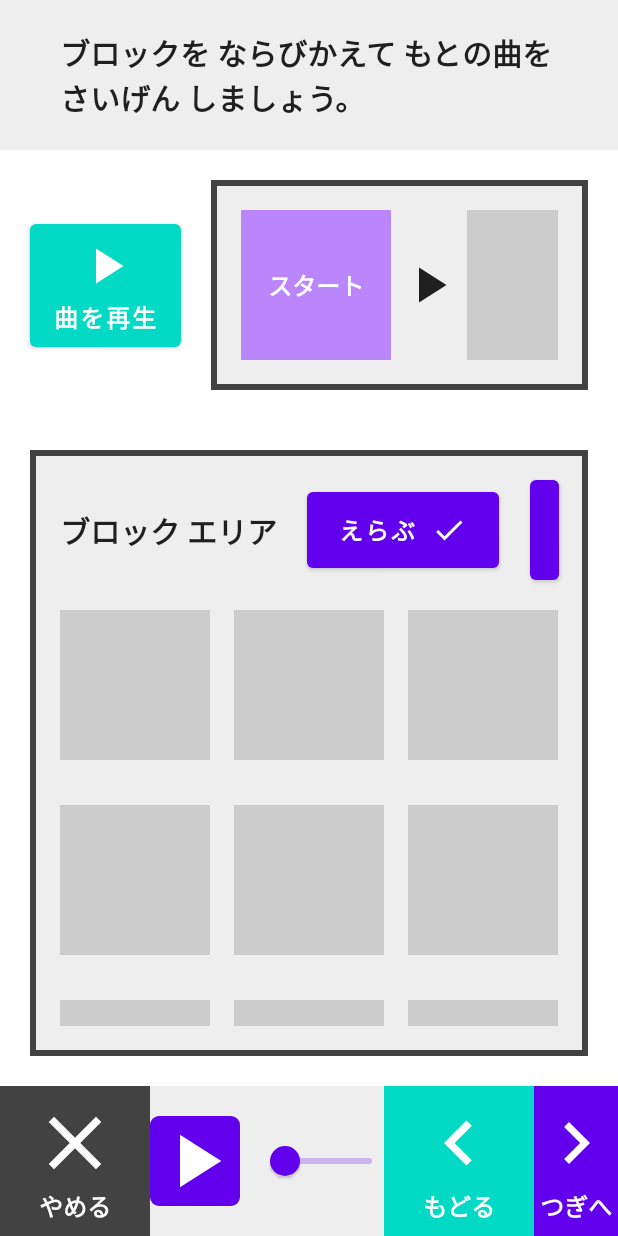
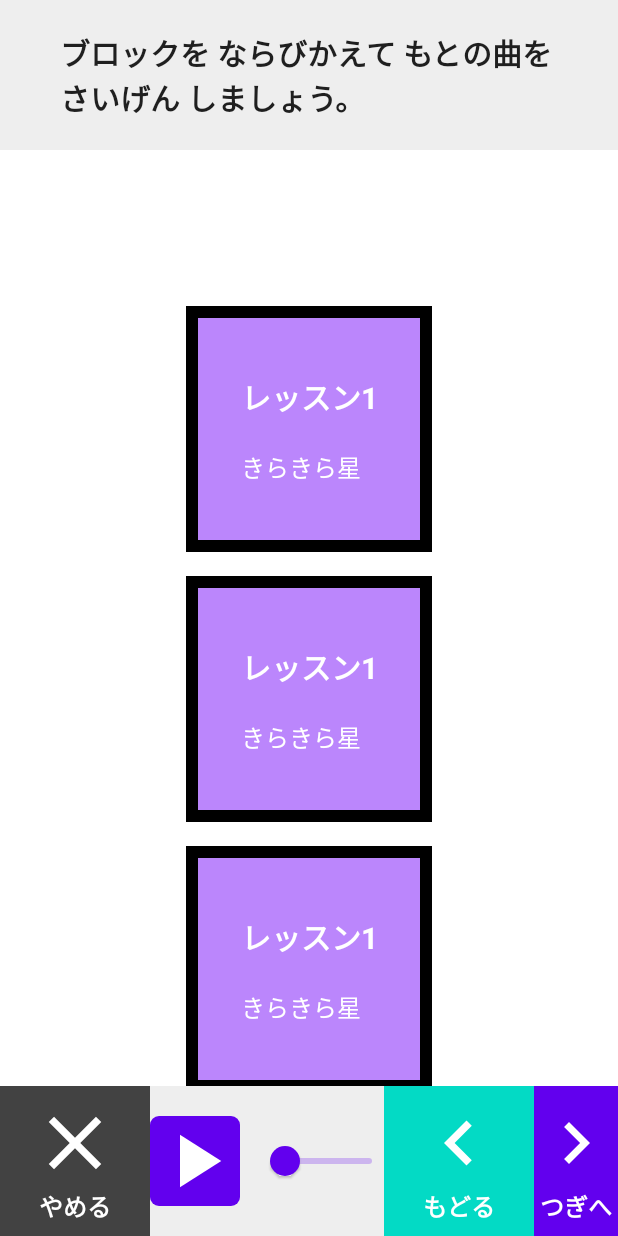
Before and after one commit to mohachi8/MusicEducationTest, an Android app built with Jetpack Compose: the screen it shows after launch (MainActivity), on a phone screen of 412 x 824 dp. Run offline under Robolectric (Android 15) with nearby library versions, the phone set to English and light mode, and no system bars.

Commit message:
QuestionSelectionScreenを追加

```diff
--- a/app/src/main/java/com/example/musiceducationtest/MainActivity.kt
+++ b/app/src/main/java/com/example/musiceducationtest/MainActivity.kt
@@ -23,7 +23,8 @@ class MainActivity : ComponentActivity() {
                         bottomBar = { BottomNavigationBar() }
                     ) { innerPadding ->
                         Box(modifier = Modifier.padding(innerPadding)) {
-                            SongCompositionScreen()
+                            QuestionSelectionScreen()
+                            //SongCompositionScreen()
                         }
                     }
                 }
--- /dev/null
+++ b/app/src/main/java/com/example/musiceducationtest/QuestionSelectionScreen.kt
@@ -0,0 +1,58 @@
+package com.example.musiceducationtest
+
+import androidx.compose.foundation.background
+import androidx.compose.foundation.border
+import androidx.compose.foundation.clickable
+import androidx.compose.foundation.layout.*
+import androidx.compose.foundation.lazy.grid.GridCells
+import androidx.compose.foundation.lazy.grid.LazyVerticalGrid
+import androidx.compose.material.Text
+import androidx.compose.runtime.Composable
+import androidx.compose.ui.Alignment
+import androidx.compose.ui.Modifier
+import androidx.compose.ui.graphics.Color
+import androidx.compose.ui.text.font.FontWeight
+import androidx.compose.ui.unit.dp
+import androidx.compose.ui.unit.sp
+import com.example.musiceducationtest.ui.theme.Purple200
+
+@Composable
+fun QuestionSelectionScreen() {
+    LazyVerticalGrid(
+        columns = GridCells.Adaptive(300.dp),
+        contentPadding = PaddingValues(16.dp),
+        modifier = Modifier
+            .padding(start = 100.dp, end = 100.dp, top = 80.dp)
+    ) {
+        items(5) { index ->
+            Box(
+                modifier = Modifier
+                    .padding(8.dp)
+                    .width(300.dp)
+                    .aspectRatio(1f)
+                    .background(Purple200)
+                    .clickable { }
+                    .border(
+                        width = 8.dp,
+                        color = Color.Black
+                    ),
+                contentAlignment = Alignment.Center
+            ) {
+                Column(verticalArrangement = Arrangement.Center) {
+                    Text(
+                        text = "レッスン1",
+                        fontWeight = FontWeight.Bold,
+                        fontSize = 20.sp,
+                        color = Color.White
+                    )
+                    Spacer(modifier = Modifier.height(20.dp))
+                    Text(
+                        text = "きらきら星",
+                        fontSize = 16.sp,
+                        color = Color.White
+                    )
+                }
+            }
+        }
+    }
+}
```
